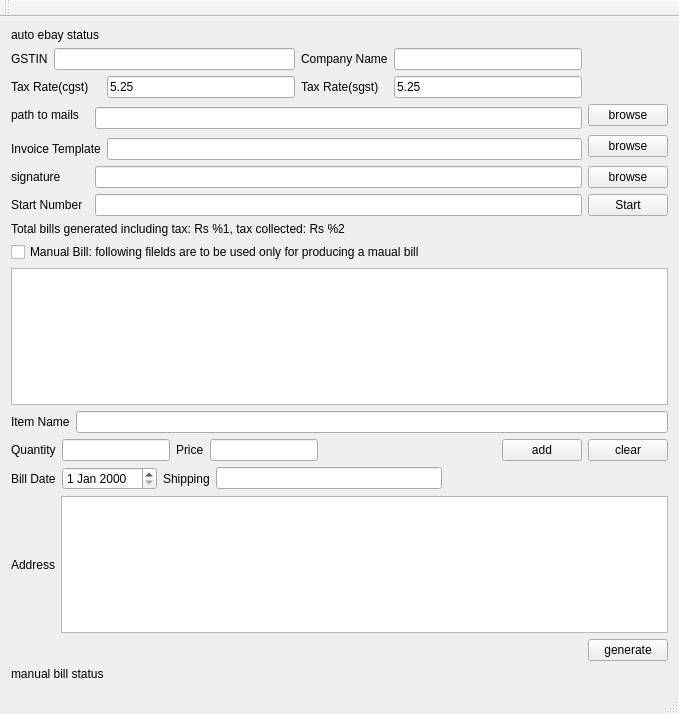
Above: mainwindow.ui from pritamghanghas/prepare_bills before the change. Below: the same form after it.
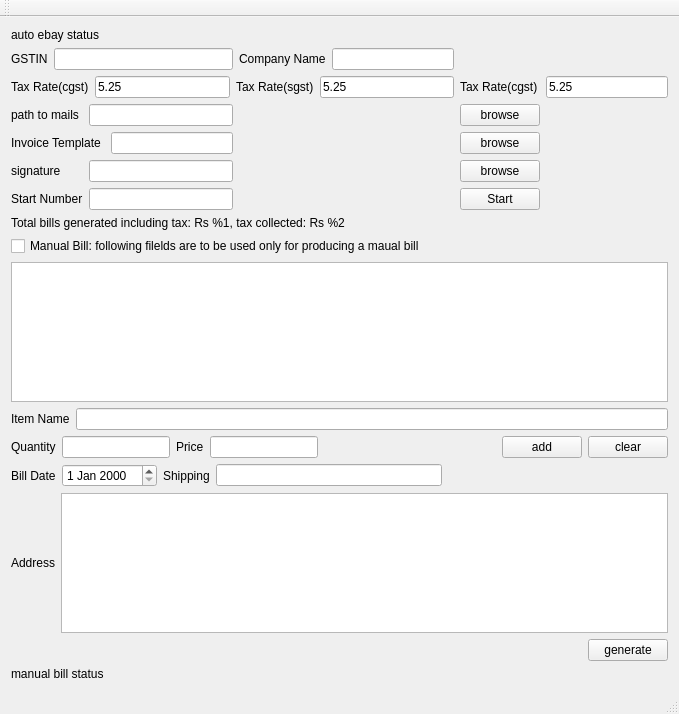
That is the form after the change.

Commit message: added igst to the mix, layout needs formatting

The edit to the form file:
```diff
--- a/mainwindow.ui
+++ b/mainwindow.ui
@@ -40,34 +40,62 @@
       <item row="0" column="1" colspan="3">
        <widget class="QLineEdit" name="gst_number"/>
       </item>
-      <item row="1" column="0" colspan="2">
+      <item row="0" column="4">
+       <widget class="QLabel" name="label_10">
+        <property name="text">
+         <string>Company Name</string>
+        </property>
+       </widget>
+      </item>
+      <item row="0" column="5">
+       <widget class="QLineEdit" name="companyName"/>
+      </item>
+      <item row="1" column="0" colspan="6">
+       <layout class="QHBoxLayout" name="horizontalLayout_6">
+        <item>
        <widget class="QLabel" name="cgst_label">
         <property name="text">
          <string>Tax Rate(cgst)</string>
         </property>
        </widget>
       </item>
-      <item row="1" column="3">
+        <item>
        <widget class="QLineEdit" name="cgst_field">
         <property name="text">
          <string>5.25</string>
         </property>
        </widget>
       </item>
-      <item row="1" column="4">
+        <item>
        <widget class="QLabel" name="sgst_label">
         <property name="text">
          <string>Tax Rate(sgst)</string>
         </property>
        </widget>
       </item>
-      <item row="1" column="5">
+        <item>
        <widget class="QLineEdit" name="sgst_field">
         <property name="text">
          <string>5.25</string>
         </property>
        </widget>
       </item>
+       </layout>
+      </item>
+      <item row="1" column="6">
+       <widget class="QLabel" name="igst_label">
+        <property name="text">
+         <string>Tax Rate(cgst)</string>
+        </property>
+       </widget>
+      </item>
+      <item row="1" column="7">
+       <widget class="QLineEdit" name="igst_field">
+        <property name="text">
+         <string>5.25</string>
+        </property>
+       </widget>
+      </item>
       <item row="2" column="0" colspan="2">
        <widget class="QLabel" name="path_to_emails">
         <property name="text">
@@ -75,7 +103,7 @@
         </property>
        </widget>
       </item>
-      <item row="2" column="2" rowspan="2" colspan="4">
+      <item row="2" column="2" colspan="2">
        <widget class="QLineEdit" name="email_path_edit"/>
       </item>
       <item row="2" column="6">
@@ -85,38 +113,38 @@
         </property>
        </widget>
       </item>
-      <item row="3" column="6" rowspan="2">
-       <widget class="QPushButton" name="invoice_button">
-        <property name="text">
-         <string>browse</string>
-        </property>
-       </widget>
-      </item>
-      <item row="4" column="0" colspan="3">
+      <item row="3" column="0" colspan="3">
        <widget class="QLabel" name="label">
         <property name="text">
          <string>Invoice Template</string>
         </property>
        </widget>
       </item>
-      <item row="4" column="3" colspan="3">
+      <item row="3" column="3">
        <widget class="QLineEdit" name="invoice_template_edit"/>
       </item>
-      <item row="5" column="0" colspan="2">
+      <item row="3" column="6">
+       <widget class="QPushButton" name="invoice_button">
+        <property name="text">
+         <string>browse</string>
+        </property>
+       </widget>
+      </item>
+      <item row="4" column="0" colspan="2">
        <widget class="QLabel" name="label_2">
         <property name="text">
          <string>signature</string>
         </property>
        </widget>
       </item>
-      <item row="5" column="2" colspan="4">
+      <item row="4" column="2" colspan="2">
        <widget class="QLineEdit" name="signature_path_edit">
         <property name="enabled">
          <bool>true</bool>
         </property>
        </widget>
       </item>
-      <item row="5" column="6">
+      <item row="4" column="6">
        <widget class="QPushButton" name="signature_button">
         <property name="enabled">
          <bool>true</bool>
@@ -126,33 +154,23 @@
         </property>
        </widget>
       </item>
-      <item row="6" column="0" colspan="2">
+      <item row="5" column="0" colspan="2">
        <widget class="QLabel" name="start_number_label">
         <property name="text">
          <string>Start Number</string>
         </property>
        </widget>
       </item>
-      <item row="6" column="2" colspan="4">
+      <item row="5" column="2" colspan="2">
        <widget class="QLineEdit" name="start_number_edit"/>
       </item>
-      <item row="6" column="6">
+      <item row="5" column="6">
        <widget class="QPushButton" name="start_button">
         <property name="text">
          <string>Start</string>
         </property>
        </widget>
       </item>
-      <item row="0" column="4">
-       <widget class="QLabel" name="label_10">
-        <property name="text">
-         <string>Company Name</string>
-        </property>
-       </widget>
-      </item>
-      <item row="0" column="5">
-       <widget class="QLineEdit" name="companyName"/>
-      </item>
      </layout>
     </item>
     <item>
@@ -364,24 +382,8 @@
    <zorder>itemsEdit</zorder>
    <zorder></zorder>
    <zorder></zorder>
-   <zorder>clear_item_button</zorder>
-   <zorder>label_3</zorder>
-   <zorder>addItemButton</zorder>
-   <zorder>billDateEdit</zorder>
-   <zorder>label_9</zorder>
-   <zorder>shipping_edit</zorder>
-   <zorder>label_4</zorder>
-   <zorder>itemNameField</zorder>
-   <zorder>label_5</zorder>
-   <zorder>quantityField</zorder>
-   <zorder>quantityField</zorder>
-   <zorder>label_7</zorder>
-   <zorder>label_5</zorder>
-   <zorder>quantityField</zorder>
-   <zorder>label_7</zorder>
-   <zorder>priceField</zorder>
-   <zorder>addItemButton</zorder>
-   <zorder>clear_item_button</zorder>
+   <zorder>igst_label</zorder>
+   <zorder>igst_field</zorder>
   </widget>
   <widget class="QMenuBar" name="menuBar">
    <property name="geometry">
```
Lines whose indentation alone changed are shown as unchanged. The commit also changes 3 other files.
